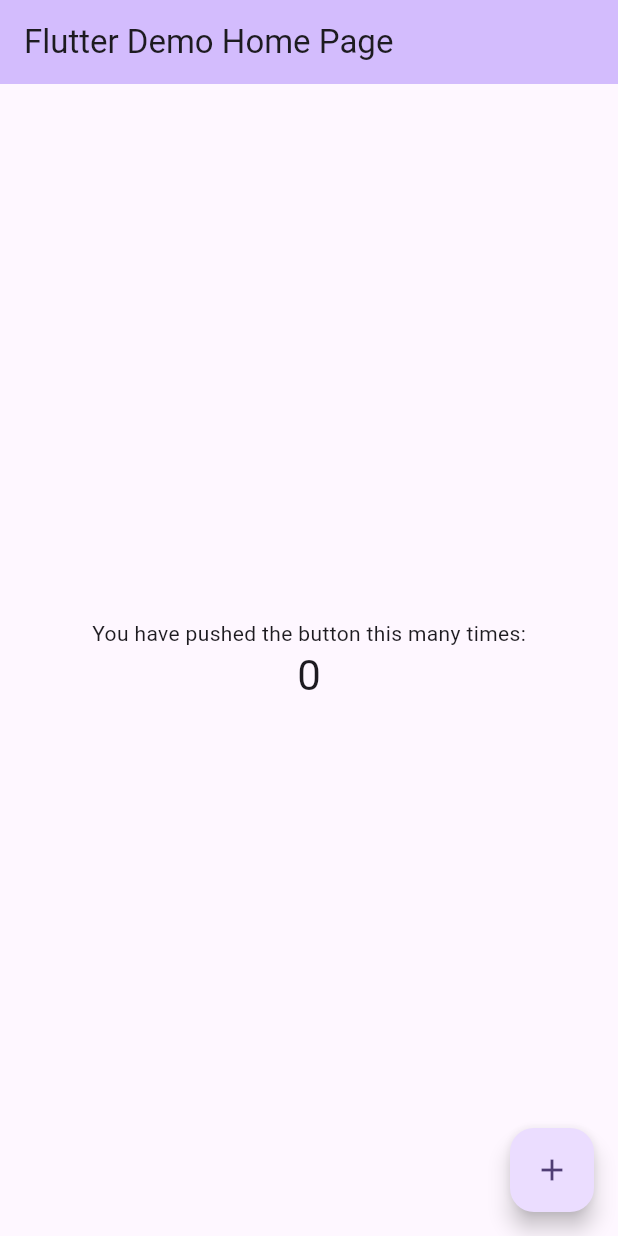
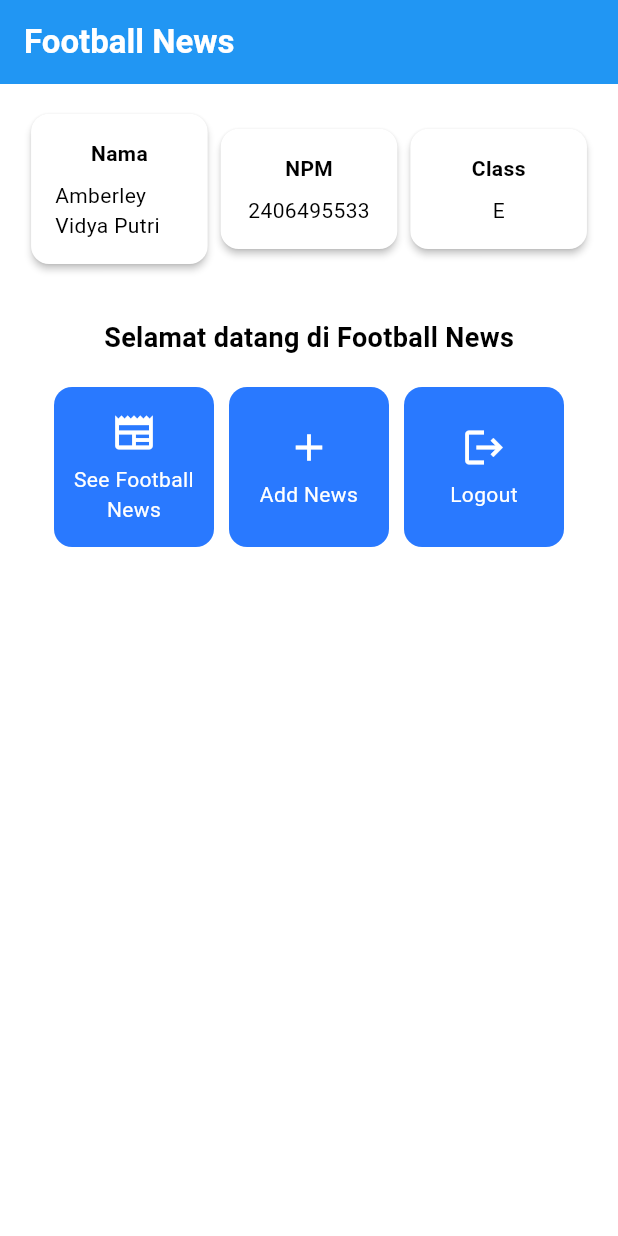
Before and after one commit to amberleyvs/football-news-mobile, a Flutter app: the screen it shows after launch, on a phone screen of 412 x 824 dp. Run offline on Flutter 3.47's test engine with Material 3 defaults, Android fonts, the phone set to English and light mode, and no system bars.

Commit message:
Tutorial 6 finish

```diff
--- a/lib/main.dart
+++ b/lib/main.dart
@@ -1,4 +1,5 @@
 import 'package:flutter/material.dart';
+import 'package:football_news/menu.dart';
 
 void main() {
   runApp(const MyApp());
@@ -28,95 +29,96 @@ class MyApp extends StatelessWidget {
         //
         // This works for code too, not just values: Most code changes can be
         // tested with just a hot reload.
-        colorScheme: .fromSeed(seedColor: Colors.deepPurple),
+         colorScheme: ColorScheme.fromSwatch(primarySwatch: Colors.blue)
+                      .copyWith(secondary: Colors.blueAccent[400]),
       ),
-      home: const MyHomePage(title: 'Flutter Demo Home Page'),
+      home: MyHomePage(colorScheme: Theme.of(context).colorScheme),
     );
   }
 }
 
-class MyHomePage extends StatefulWidget {
-  const MyHomePage({super.key, required this.title});
+// class MyHomePage extends StatefulWidget {
+//   const MyHomePage({super.key, required this.title});
 
-  // This widget is the home page of your application. It is stateful, meaning
-  // that it has a State object (defined below) that contains fields that affect
-  // how it looks.
+//   // This widget is the home page of your application. It is stateful, meaning
+//   // that it has a State object (defined below) that contains fields that affect
+//   // how it looks.
 
-  // This class is the configuration for the state. It holds the values (in this
-  // case the title) provided by the parent (in this case the App widget) and
-  // used by the build method of the State. Fields in a Widget subclass are
-  // always marked "final".
+//   // This class is the configuration for the state. It holds the values (in this
+//   // case the title) provided by the parent (in this case the App widget) and
+//   // used by the build method of the State. Fields in a Widget subclass are
+//   // always marked "final".
 
-  final String title;
+//   final String title;
 
-  @override
-  State<MyHomePage> createState() => _MyHomePageState();
-}
+//   @override
+//   State<MyHomePage> createState() => _MyHomePageState();
+// }
 
-class _MyHomePageState extends State<MyHomePage> {
-  int _counter = 0;
+// class _MyHomePageState extends State<MyHomePage> {
+//   int _counter = 0;
 
-  void _incrementCounter() {
-    setState(() {
-      // This call to setState tells the Flutter framework that something has
-      // changed in this State, which causes it to rerun the build method below
-      // so that the display can reflect the updated values. If we changed
-      // _counter without calling setState(), then the build method would not be
-      // called again, and so nothing would appear to happen.
-      _counter++;
-    });
-  }
+//   void _incrementCounter() {
+//     setState(() {
+//       // This call to setState tells the Flutter framework that something has
+//       // changed in this State, which causes it to rerun the build method below
+//       // so that the display can reflect the updated values. If we changed
+//       // _counter without calling setState(), then the build method would not be
+//       // called again, and so nothing would appear to happen.
+//       _counter++;
+//     });
+//   }
 
-  @override
-  Widget build(BuildContext context) {
-    // This method is rerun every time setState is called, for instance as done
-    // by the _incrementCounter method above.
-    //
-    // The Flutter framework has been optimized to make rerunning build methods
-    // fast, so that you can just rebuild anything that needs updating rather
-    // than having to individually change instances of widgets.
-    return Scaffold(
-      appBar: AppBar(
-        // TRY THIS: Try changing the color here to a specific color (to
-        // Colors.amber, perhaps?) and trigger a hot reload to see the AppBar
-        // change color while the other colors stay the same.
-        backgroundColor: Theme.of(context).colorScheme.inversePrimary,
-        // Here we take the value from the MyHomePage object that was created by
-        // the App.build method, and use it to set our appbar title.
-        title: Text(widget.title),
-      ),
-      body: Center(
-        // Center is a layout widget. It takes a single child and positions it
-        // in the middle of the parent.
-        child: Column(
-          // Column is also a layout widget. It takes a list of children and
-          // arranges them vertically. By default, it sizes itself to fit its
-          // children horizontally, and tries to be as tall as its parent.
-          //
-          // Column has various properties to control how it sizes itself and
-          // how it positions its children. Here we use mainAxisAlignment to
-          // center the children vertically; the main axis here is the vertical
-          // axis because Columns are vertical (the cross axis would be
-          // horizontal).
-          //
-          // TRY THIS: Invoke "debug painting" (choose the "Toggle Debug Paint"
-          // action in the IDE, or press "p" in the console), to see the
-          // wireframe for each widget.
-          mainAxisAlignment: .center,
-          children: [
-            const Text('You have pushed the button this many times:'),
-            Text(
-              '$_counter',
-              style: Theme.of(context).textTheme.headlineMedium,
-            ),
-          ],
-        ),
-      ),
-      floatingActionButton: FloatingActionButton(
-        onPressed: _incrementCounter,
-        tooltip: 'Increment',
-        child: const Icon(Icons.add),
-      ),
-    );
-  }
-}
+//   @override
+//   Widget build(BuildContext context) {
+//     // This method is rerun every time setState is called, for instance as done
+//     // by the _incrementCounter method above.
+//     //
+//     // The Flutter framework has been optimized to make rerunning build methods
+//     // fast, so that you can just rebuild anything that needs updating rather
+//     // than having to individually change instances of widgets.
+//     return Scaffold(
+//       appBar: AppBar(
+//         // TRY THIS: Try changing the color here to a specific color (to
+//         // Colors.amber, perhaps?) and trigger a hot reload to see the AppBar
+//         // change color while the other colors stay the same.
+//         backgroundColor: Theme.of(context).colorScheme.inversePrimary,
+//         // Here we take the value from the MyHomePage object that was created by
+//         // the App.build method, and use it to set our appbar title.
+//         title: Text(widget.title),
+//       ),
+//       body: Center(
+//         // Center is a layout widget. It takes a single child and positions it
+//         // in the middle of the parent.
+//         child: Column(
+//           // Column is also a layout widget. It takes a list of children and
+//           // arranges them vertically. By default, it sizes itself to fit its
+//           // children horizontally, and tries to be as tall as its parent.
+//           //
+//           // Column has various properties to control how it sizes itself and
+//           // how it positions its children. Here we use mainAxisAlignment to
+//           // center the children vertically; the main axis here is the vertical
+//           // axis because Columns are vertical (the cross axis would be
+//           // horizontal).
+//           //
+//           // TRY THIS: Invoke "debug painting" (choose the "Toggle Debug Paint"
+//           // action in the IDE, or press "p" in the console), to see the
+//           // wireframe for each widget.
+//           mainAxisAlignment: MainAxisAlignment.center,
+//           children: [
+//             const Text('You have pushed the button this many times:'),
+//             Text(
+//               '$_counter',
+//               style: Theme.of(context).textTheme.headlineMedium,
+//             ),
+//           ],
+//         ),
+//       ),
+//       floatingActionButton: FloatingActionButton(
+//         onPressed: _incrementCounter,
+//         tooltip: 'Increment',
+//         child: const Icon(Icons.add),
+//       ),
+//     );
+//   }
+// }
--- /dev/null
+++ b/lib/menu.dart
@@ -0,0 +1,244 @@
+import 'package:flutter/material.dart';
+
+class MyHomePage extends StatelessWidget {
+  MyHomePage({super.key, required ColorScheme colorScheme}); //sudah ada pada code sebelumnya
+
+  final String nama = "Amberley Vidya Putri"; //nama
+  final String npm = "2406495533"; //npm
+  final String kelas = "E"; //kelas
+  final List<ItemHomepage> items = [
+                                      ItemHomepage("See Football News", Icons.newspaper),
+                                      ItemHomepage("Add News", Icons.add),
+                                      ItemHomepage("Logout", Icons.logout),
+                                      ];
+
+  @override
+  Widget build(BuildContext context) {
+    return Scaffold(
+      appBar: AppBar(
+        title: const Text(
+          'Football News',
+          style: TextStyle(
+            color: Colors.white,
+            fontWeight: FontWeight.bold,
+          ),
+        ),
+        backgroundColor: Theme.of(context).colorScheme.primary,
+      ),
+      body: Padding(
+        padding: const EdgeInsets.all(16.0),
+        child: Column(
+          crossAxisAlignment: CrossAxisAlignment.center,
+          children: [
+            Row(
+              mainAxisAlignment: MainAxisAlignment.spaceEvenly,
+              children: [
+                InfoCard(title: "Nama", content: nama),
+                InfoCard(title: "NPM", content: npm),
+                InfoCard(title: "Class", content: kelas),
+              ],
+            ),
+
+            const SizedBox(height: 16.0),
+
+            Center(
+              child:Column(
+                children: [
+                  // Menampilkan teks sambutan dengan gaya tebal dan ukuran 18.
+                  const Padding(
+                    padding: EdgeInsets.only(top: 16.0),
+                    child: Text(
+                      'Selamat datang di Football News',
+                      style: TextStyle(
+                        fontWeight: FontWeight.bold,
+                        fontSize: 18.0,
+                      ),
+                    ),
+                  ),
+
+                  // Grid untuk menampilkan ItemCard dalam bentuk grid 3 kolom.
+                  GridView.count(
+                    primary: true,
+                    padding: const EdgeInsets.all(20),
+                    crossAxisSpacing: 10,
+                    mainAxisSpacing: 10,
+                    crossAxisCount: 3,
+                    // Agar grid menyesuaikan tinggi kontennya.
+                    shrinkWrap: true,
+
+                    // Menampilkan ItemCard untuk setiap item dalam list items.
+                    children: items.map((ItemHomepage item) {
+                      return ItemCard(item);
+                    }).toList(),
+                  ),
+                ],
+              ),
+            ),
+          ],
+        ),
+      )
+    );
+  }
+}
+
+// class _MyHomePageState extends State<MyHomePage> {
+//   int _counter = 0;
+
+//   void _incrementCounter() {
+//     setState(() {
+//       // This call to setState tells the Flutter framework that something has
+//       // changed in this State, which causes it to rerun the build method below
+//       // so that the display can reflect the updated values. If we changed
+//       // _counter without calling setState(), then the build method would not be
+//       // called again, and so nothing would appear to happen.
+//       _counter++;
+//     });
+//   }
+
+//   @override
+//   Widget build(BuildContext context) {
+//     // This method is rerun every time setState is called, for instance as done
+//     // by the _incrementCounter method above.
+//     //
+//     // The Flutter framework has been optimized to make rerunning build methods
+//     // fast, so that you can just rebuild anything that needs updating rather
+//     // than having to individually change instances of widgets.
+//     return Scaffold(
+//       appBar: AppBar(
+//         // TRY THIS: Try changing the color here to a specific color (to
+//         // Colors.amber, perhaps?) and trigger a hot reload to see the AppBar
+//         // change color while the other colors stay the same.
+//         backgroundColor: Theme.of(context).colorScheme.inversePrimary,
+//         // Here we take the value from the MyHomePage object that was created by
+//         // the App.build method, and use it to set our appbar title.
+//         title: Text(widget.title),
+//       ),
+//       body: Center(
+//         // Center is a layout widget. It takes a single child and positions it
+//         // in the middle of the parent.
+//         child: Column(
+//           // Column is also a layout widget. It takes a list of children and
+//           // arranges them vertically. By default, it sizes itself to fit its
+//           // children horizontally, and tries to be as tall as its parent.
+//           //
+//           // Column has various properties to control how it sizes itself and
+//           // how it positions its children. Here we use mainAxisAlignment to
+//           // center the children vertically; the main axis here is the vertical
+//           // axis because Columns are vertical (the cross axis would be
+//           // horizontal).
+//           //
+//           // TRY THIS: Invoke "debug painting" (choose the "Toggle Debug Paint"
+//           // action in the IDE, or press "p" in the console), to see the
+//           // wireframe for each widget.
+//           mainAxisAlignment: .center,
+//           children: [
+//             const Text('You have pushed the button this many times:'),
+//             Text(
+//               '$_counter',
+//               style: Theme.of(context).textTheme.headlineMedium,
+//             ),
+//           ],
+//         ),
+//       ),
+//       floatingActionButton: FloatingActionButton(
+//         onPressed: _incrementCounter,
+//         tooltip: 'Increment',
+//         child: const Icon(Icons.add),
+//       ),
+//     );
+//   }
+// }
+
+class InfoCard extends StatelessWidget {
+  // Kartu informasi yang menampilkan title dan content.
+
+  final String title;  // Judul kartu.
+  final String content;  // Isi kartu.
+
+  const InfoCard({super.key, required this.title, required this.content});
+
+  @override
+  Widget build(BuildContext context) {
+    return Card(
+      // Membuat kotak kartu dengan bayangan dibawahnya.
+      elevation: 2.0,
+      child: Container(
+        // Mengatur ukuran dan jarak di dalam kartu.
+        width: MediaQuery.of(context).size.width / 3.5, // menyesuaikan dengan lebar device yang digunakan.
+        padding: const EdgeInsets.all(16.0),
+        // Menyusun title dan content secara vertikal.
+        child: Column(
+          children: [
+            Text(
+              title,
+              style: const TextStyle(fontWeight: FontWeight.bold),
+            ),
+            const SizedBox(height: 8.0),
+            Text(content),
+          ],
+        ),
+      ),
+    );
+  }
+}
+
+class ItemHomepage {
+ final String name;
+ final IconData icon;
+
+ ItemHomepage(this.name, this.icon);
+}
+
+class ItemCard extends StatelessWidget {
+  // Menampilkan kartu dengan ikon dan nama.
+
+  final ItemHomepage item;
+
+  const ItemCard(this.item, {super.key});
+
+  @override
+  Widget build(BuildContext context) {
+    return Material(
+      // Menentukan warna latar belakang dari tema aplikasi.
+      color: Theme.of(context).colorScheme.secondary,
+      // Membuat sudut kartu melengkung.
+      borderRadius: BorderRadius.circular(12),
+
+      child: InkWell(
+        // Aksi ketika kartu ditekan.
+        onTap: () {
+          // Menampilkan pesan SnackBar saat kartu ditekan.
+          ScaffoldMessenger.of(context)
+            ..hideCurrentSnackBar()
+            ..showSnackBar(
+              SnackBar(content: Text("Kamu telah menekan tombol ${item.name}!"))
+            );
+        },
+        // Container untuk menyimpan Icon dan Text
+        child: Container(
+          padding: const EdgeInsets.all(8),
+          child: Center(
+            child: Column(
+              // Menyusun ikon dan teks di tengah kartu.
+              mainAxisAlignment: MainAxisAlignment.center,
+              children: [
+                Icon(
+                  item.icon,
+                  color: Colors.white,
+                  size: 30.0,
+                ),
+                const Padding(padding: EdgeInsets.all(3)),
+                Text(
+                  item.name,
+                  textAlign: TextAlign.center,
+                  style: const TextStyle(color: Colors.white),
+                ),
+              ],
+            ),
+          ),
+        ),
+      ),
+    );
+  }
+
+}
```
